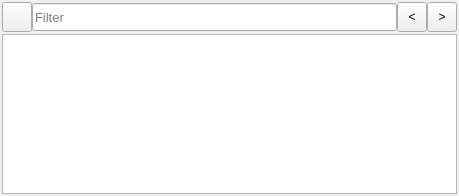
Above: mainwindow.ui from hesting15/TextFilter before the change. Below: the same form after it.
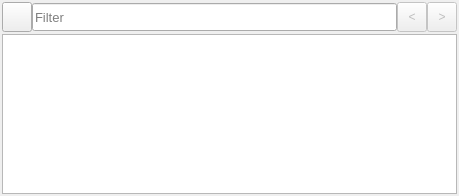
That is the form after the change. Custom widgets are drawn as their Qt base class.

```diff
--- a/mainwindow.ui
+++ b/mainwindow.ui
@@ -153,6 +153,9 @@
       </item>
       <item>
        <widget class="QToolButton" name="toolButtonPrevious">
+        <property name="enabled">
+         <bool>false</bool>
+        </property>
         <property name="minimumSize">
          <size>
           <width>30</width>
@@ -172,6 +175,9 @@
       </item>
       <item>
        <widget class="QToolButton" name="toolButtonNext">
+        <property name="enabled">
+         <bool>false</bool>
+        </property>
         <property name="minimumSize">
          <size>
           <width>30</width>
```
